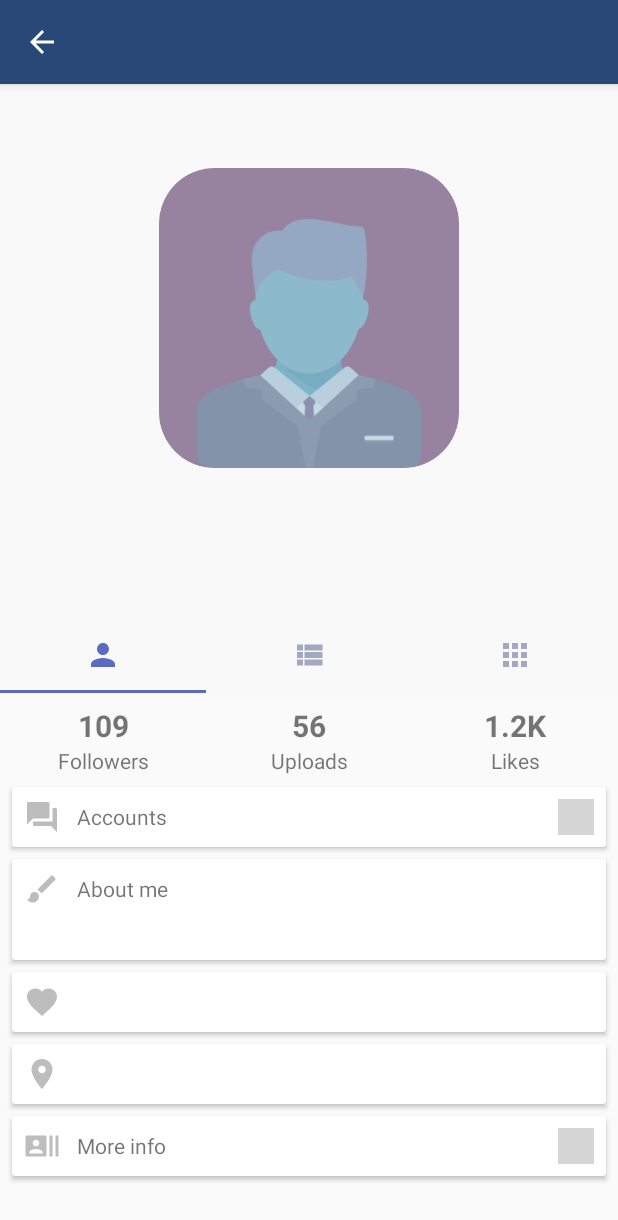
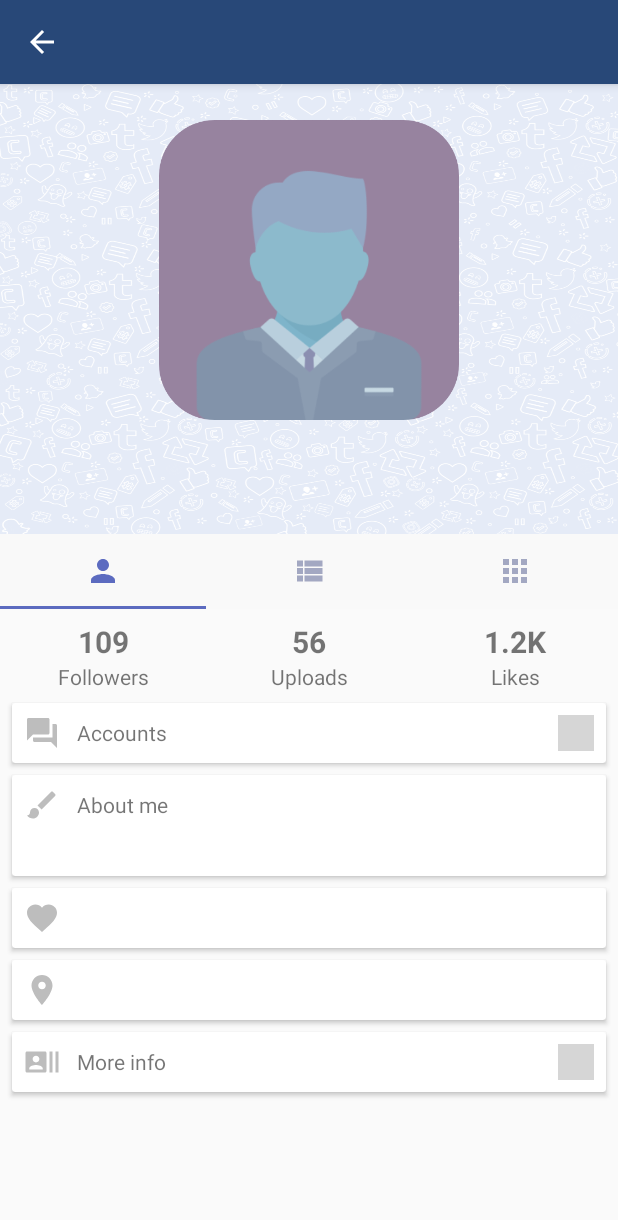
Before and after one commit to schmiJo/cluster, an Android app: the MainProfileFragment screen opened directly, with no data from a screen before it, on a phone screen of 412 x 824 dp. Shown: the top 1220 px of the screen. Run offline under Robolectric (Android 15) with nearby library versions, the phone set to English and light mode, and no system bars; our stand-ins replace Volley; plain views replace MaterialRippleLayout; network calls fail; grey boxes are pictures that could not be loaded.

```diff
--- a/app/src/main/java/com/media/cluster/cluster/Main/MainActivity.java
+++ b/app/src/main/java/com/media/cluster/cluster/Main/MainActivity.java
@@ -12,6 +12,7 @@ import android.graphics.drawable.BitmapDrawable;
 import android.net.ConnectivityManager;
 import android.net.NetworkInfo;
 import android.os.Bundle;
+import android.support.design.widget.AppBarLayout;
 import android.support.design.widget.FloatingActionButton;
 import android.support.design.widget.Snackbar;
 import android.support.design.widget.TabLayout;
@@ -248,6 +249,7 @@ public class MainActivity extends AppCompatActivity {
 
 
 //----------------------------------------------------------------------------------------------------View Pager End------------------------------------------------------------------------------
+
 
 //----------------------------------------------------------------------------------------------------Fab Start-----------------------------------------------------------------------------------
 
--- a/app/src/main/res/layout-land/fragment_main_profile.xml
+++ b/app/src/main/res/layout-land/fragment_main_profile.xml
@@ -1,104 +1,103 @@
-<LinearLayout xmlns:android="http://schemas.android.com/apk/res/android"
+<android.support.design.widget.CoordinatorLayout
     xmlns:app="http://schemas.android.com/apk/res-auto"
-    xmlns:tools="http://schemas.android.com/tools"
+    xmlns:android="http://schemas.android.com/apk/res/android"
     android:layout_width="match_parent"
     android:layout_height="match_parent"
-    android:orientation="vertical"
-    tools:ignore="HardcodedText">
+    android:orientation="vertical">
 
-    <android.support.design.widget.CoordinatorLayout
-        android:layout_width="match_parent"
-        android:layout_height="match_parent">
 
     <android.support.design.widget.AppBarLayout
-            android:id="@+id/appbar"
         android:layout_width="match_parent"
         android:layout_height="wrap_content"
-            android:theme="@style/ThemeOverlay.AppCompat.Dark.ActionBar">
+        android:theme="@style/ThemeOverlay.AppCompat.Dark.ActionBar"
+
+        >
 
         <android.support.design.widget.CollapsingToolbarLayout
-                android:id="@+id/collapsing"
             android:layout_width="match_parent"
             android:layout_height="256dp"
-                app:layout_scrollFlags="scroll|exitUntilCollapsed|snap">
+            app:layout_scrollFlags="scroll|exitUntilCollapsed|snap"
+            android:background="#f9f9f9">
+
 
             <LinearLayout
                 android:layout_width="match_parent"
-                    android:layout_height="256dp"
-                    android:orientation="horizontal">
-                    <ImageView
-                        android:id="@+id/imageview_placeholder"
+                android:layout_height="wrap_content"
+                android:orientation="horizontal"
+                android:weightSum="2"
+                android:layout_gravity="center">
+
+                <FrameLayout
                     android:layout_width="0dp"
                     android:layout_height="wrap_content"
-                        android:contentDescription="@string/app_name"
+                    android:layout_weight="1">
+                    <ImageView
+                        android:layout_width="200dp"
+                        android:layout_height="200dp"
+                        android:id="@+id/profile_profile_pic"
                         android:scaleType="centerCrop"
                         android:src="@drawable/alien_unidentified"
-                        android:tint="#11000000"
                         app:layout_collapseMode="parallax"
                         app:layout_collapseParallaxMultiplier="0.9"
-                        android:layout_weight="1"/>
+                        android:layout_gravity="center"
 
 
+                        />
+
+                </FrameLayout>
 
                 <FrameLayout
                     android:id="@+id/framelayout_title"
                     android:layout_width="0dp"
-                        android:layout_height="match_parent"
+                    android:layout_height="100dp"
                     android:layout_gravity="center"
                     android:background="@color/colorVoid"
                     android:orientation="vertical"
                     app:layout_collapseMode="parallax"
                     app:layout_collapseParallaxMultiplier="0.3"
-                        android:layout_weight="1"
-
-                        >
+                    android:layout_weight="1">
 
                     <LinearLayout
-                            android:id="@+id/linearlayout_title"
                         android:layout_width="wrap_content"
                         android:layout_height="wrap_content"
                         android:layout_gravity="center"
                         android:orientation="vertical"
-                            >
+                        android:gravity="center">
 
                         <TextView
                             android:layout_width="wrap_content"
                             android:layout_height="wrap_content"
                             android:layout_gravity="center_horizontal"
                             android:gravity="bottom|center"
-                                android:text="Jonas Schmidt"
                             android:textColor="@color/primaryText"
-                                android:textSize="25sp" />
+                            android:textSize="25sp"
+                            android:id="@+id/profile_name_full"/>
 
                         <TextView
                             android:layout_width="wrap_content"
                             android:layout_height="wrap_content"
                             android:layout_gravity="center_horizontal"
                             android:layout_marginTop="4dp"
-                                android:text="rich_cluster_ceo"
-                                android:textColor="@color/secondaryText" />
+                            android:textColor="@color/secondaryText"
+                            android:id="@+id/profile_clustername"/>
 
                     </LinearLayout>
 
                 </FrameLayout>
+
             </LinearLayout>
-
-
-
-
-
         </android.support.design.widget.CollapsingToolbarLayout>
 
     </android.support.design.widget.AppBarLayout>
 
-
     <android.support.v4.widget.NestedScrollView
         android:layout_width="match_parent"
         android:layout_height="match_parent"
+        android:fillViewport="true"
+        android:scrollbars="none"
+        app:layout_behavior="@string/appbar_scrolling_view_behavior"
 
-            android:scrollbars="none"
-
-            app:layout_behavior="@string/appbar_scrolling_view_behavior">
+        >
 
         <LinearLayout
             android:layout_width="match_parent"
@@ -106,30 +105,23 @@
             android:orientation="vertical">
 
             <android.support.design.widget.TabLayout
+                android:id="@+id/profile_tab_layout"
                 android:layout_width="match_parent"
                 android:layout_height="50dp"
                 android:background="@color/colorVoid"
-                    android:id="@+id/profile_tab_layout"
                 app:tabGravity="fill"
-                    app:tabIndicatorColor="@color/button_clicked"
+                app:tabIndicatorColor="@color/button_clicked" />
+
+
+            <com.media.cluster.cluster.Profile.NonSwipeableWrapContentViewPager
+                android:id="@+id/profile_view_pager"
+                android:layout_width="match_parent"
+                android:layout_height="600dp"
+
                 />
 
-                <com.media.cluster.cluster.Login.NonSwipeableViewPager
-                    android:layout_width="wrap_content"
-                    android:layout_height="match_parent"
-                    android:id="@+id/profile_view_pager"
-
-                    />
         </LinearLayout>
-
     </android.support.v4.widget.NestedScrollView>
 
 
-        <!--<ImageView
-            android:layout_width="100dp"
-            android:layout_height="100dp"
-            android:src="@drawable/aaa_temp_profile_pic"/>
-            app:layout_behavior="com.media.cluster.cluster.Profile.ProfilePicBehavior"/>
--->
 </android.support.design.widget.CoordinatorLayout>
-</LinearLayout>
--- a/app/src/main/res/layout/app_bar_main.xml
+++ b/app/src/main/res/layout/app_bar_main.xml
@@ -7,6 +7,13 @@
     android:layout_height="match_parent"
     tools:context=".Main.MainActivity">
 
+    <android.support.v4.view.ViewPager
+        android:layout_width="match_parent"
+        android:layout_height="match_parent"
+        app:layout_behavior="@string/appbar_scrolling_view_behavior"
+        tools:context=".Main.MainActivity"
+        android:id="@+id/mainPager"
+        />
 
 
     <android.support.design.widget.AppBarLayout
@@ -35,18 +42,12 @@
             app:tabMaxWidth="0dp"
             app:tabMode="fixed"
             app:tabGravity="fill"
+            app:layout_scrollFlags="enterAlways"
             />
 
 
     </android.support.design.widget.AppBarLayout>
 
-    <android.support.v4.view.ViewPager
-        android:layout_width="match_parent"
-        android:layout_height="match_parent"
-        app:layout_behavior="@string/appbar_scrolling_view_behavior"
-        tools:context=".Main.MainActivity"
-        android:id="@+id/mainPager"
-        />
 
 
 
--- a/app/src/main/res/layout/fragment_main_profile.xml
+++ b/app/src/main/res/layout/fragment_main_profile.xml
@@ -10,59 +10,59 @@
         android:layout_height="wrap_content"
         android:theme="@style/ThemeOverlay.AppCompat.Dark.ActionBar"
 
+
         >
 
         <android.support.design.widget.CollapsingToolbarLayout
             android:layout_width="match_parent"
-            android:layout_height="356dp"
-            android:background="#f9f9f9"
-            app:layout_scrollFlags="scroll|exitUntilCollapsed|snap">
-
-
-            <ImageView
-                android:id="@+id/profile_profile_pic"
-                android:layout_width="200dp"
-                android:layout_height="200dp"
-                android:layout_gravity="center"
-                android:layout_marginBottom="22dp"
-                android:scaleType="centerCrop"
-                android:src="@drawable/alien_unidentified"
-                app:layout_collapseMode="parallax"
-                app:layout_collapseParallaxMultiplier="0.9" />
+            android:layout_height="300dp"
+            app:layout_scrollFlags="scroll|exitUntilCollapsed|snap"
+            android:background="@drawable/private_chat_background_default"
+            >
 
 
             <FrameLayout
                 android:id="@+id/framelayout_title"
                 android:layout_width="match_parent"
-                android:layout_height="100dp"
+                android:layout_height="300dp"
                 android:layout_gravity="bottom|center_horizontal"
-                android:background="@color/colorVoid"
                 android:orientation="vertical"
                 app:layout_collapseMode="parallax"
-                app:layout_collapseParallaxMultiplier="0.3">
+                app:layout_collapseParallaxMultiplier="0.3"
+                android:layout_marginBottom="4dp">
+                <ImageView
+                    android:layout_width="200dp"
+                    android:layout_height="200dp"
+                    android:id="@+id/profile_profile_pic"
+                    android:scaleType="centerCrop"
+                    android:src="@drawable/alien_unidentified"
+                    app:layout_collapseMode="parallax"
+                    app:layout_collapseParallaxMultiplier="0.9"
+                    android:layout_gravity="center"
+                    android:layout_marginBottom="22dp"/>
 
                 <LinearLayout
                     android:layout_width="wrap_content"
                     android:layout_height="wrap_content"
-                    android:layout_gravity="center"
+                    android:layout_gravity="bottom|center"
                     android:orientation="vertical">
 
                     <TextView
-                        android:id="@+id/profile_name_full"
                         android:layout_width="wrap_content"
                         android:layout_height="wrap_content"
                         android:layout_gravity="center_horizontal"
                         android:gravity="bottom|center"
                         android:textColor="@color/primaryText"
-                        android:textSize="25sp" />
+                        android:textSize="25sp"
+                        android:id="@+id/profile_name_full"/>
 
                     <TextView
-                        android:id="@+id/profile_clustername"
                         android:layout_width="wrap_content"
                         android:layout_height="wrap_content"
                         android:layout_gravity="center_horizontal"
                         android:layout_marginTop="4dp"
-                        android:textColor="@color/secondaryText" />
+                        android:textColor="@color/secondaryText"
+                        android:id="@+id/profile_clustername"/>
 
                 </LinearLayout>
 
@@ -87,6 +87,7 @@
             android:layout_height="match_parent"
             android:orientation="vertical">
 
+
             <android.support.design.widget.TabLayout
                 android:id="@+id/profile_tab_layout"
                 android:layout_width="match_parent"
--- a/app/src/main/res/layout/private_chat_row_layout.xml
+++ b/app/src/main/res/layout/private_chat_row_layout.xml
@@ -52,6 +52,7 @@
         </LinearLayout>
 
 
+
     </LinearLayout>
 
 </LinearLayout>
```
Lines whose indentation alone changed are shown as unchanged.
